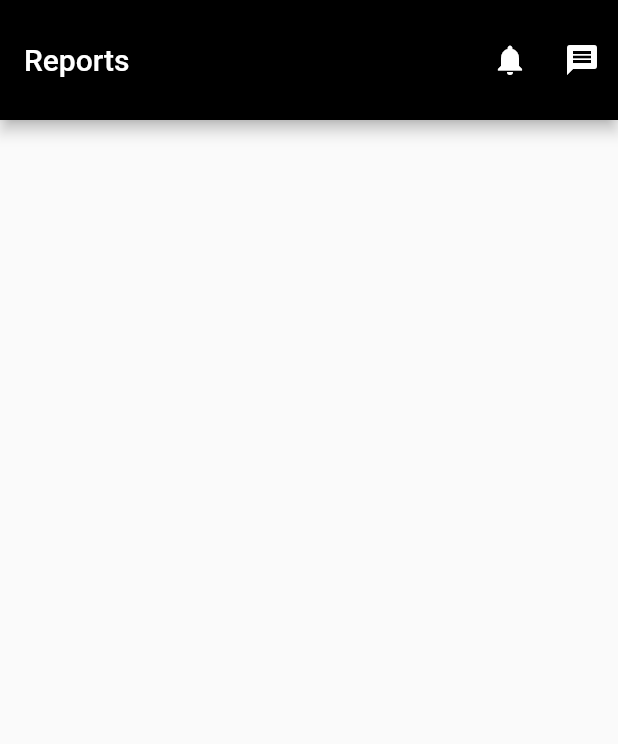
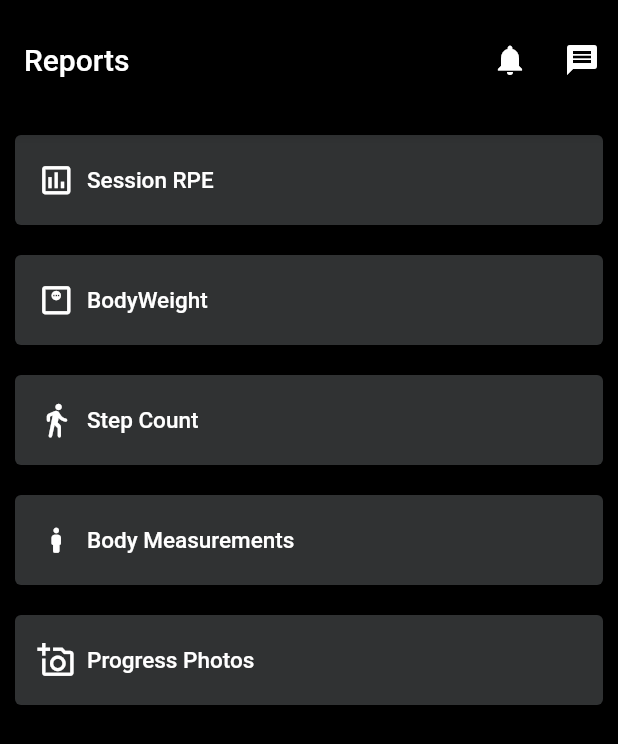
Before and after one commit to engyelgohary/Graduation_project, a Flutter app: the Reports screen opened directly, on a phone screen of 412 x 824 dp. Shown: the top 744 px of the screen. Run offline on Flutter 3.47's test engine with Material 2 defaults, Android fonts, the phone set to English and light mode, and no system bars.

Commit message:
reports page done

```diff
--- a/lib/pages/nav_pages/main_page.dart
+++ b/lib/pages/nav_pages/main_page.dart
@@ -27,7 +27,7 @@ class MainPageState extends State<MainPage> {
   @override
   Widget build(BuildContext context) {
     return Scaffold(
-      backgroundColor: Colors.black,
+      backgroundColor:Colors.black,
       body: pages[currentIndex],
       bottomNavigationBar: BottomNavigationBar(
         unselectedFontSize: 0,
--- a/lib/pages/nav_pages/reports_page.dart
+++ b/lib/pages/nav_pages/reports_page.dart
@@ -13,6 +13,7 @@ class _ReportsState extends State<Reports> {
   @override
   Widget build(BuildContext context) {
     return Scaffold(
+       backgroundColor:Colors.black,
           appBar: AppBar(
               toolbarHeight: 80,
                backgroundColor:Colors.black,
@@ -26,6 +27,84 @@ class _ReportsState extends State<Reports> {
               icon:Icon(Icons.message) )
             ],
         ),
+        body: SafeArea(
+
+          child: Column(
+            children: [
+             Container(
+              padding: EdgeInsets.all(10),
+              child: ElevatedButton.icon(
+                style: ElevatedButton.styleFrom(
+                  minimumSize: Size(425, 60),
+                  primary:Color.fromARGB(255, 48, 50, 51),
+                   padding: EdgeInsets.all(15),
+                   alignment: Alignment.centerLeft
+                ),
+                onPressed: (){},
+                 icon: Icon(Icons.insert_chart_outlined_outlined,color: Colors.white,size: 25,),
+                 label: Text('Session RPE' , style: TextStyle(fontSize: 15,),),
+                 ),
+             ),
+              Container(
+              padding: EdgeInsets.all(10),
+              child: ElevatedButton.icon(
+                style: ElevatedButton.styleFrom(
+                  minimumSize: Size(425, 60),
+                  primary:Color.fromARGB(255, 48, 50, 51),
+                   padding: EdgeInsets.all(15),
+                   alignment: Alignment.centerLeft
+                ),
+                onPressed: (){},
+                 icon: Icon(Icons.monitor_weight_outlined,color: Colors.white,size: 25,),
+                 label: Text('BodyWeight' , style: TextStyle(fontSize: 15,),),
+                 ),
+             ),
+              Container(
+              padding: EdgeInsets.all(10),
+              child: ElevatedButton.icon(
+                style: ElevatedButton.styleFrom(
+                  minimumSize: Size(425, 60),
+                  primary:Color.fromARGB(255, 48, 50, 51),
+                   padding: EdgeInsets.all(15),
+                   alignment: Alignment.centerLeft
+                ),
+                onPressed: (){},
+                 icon: Icon(Icons.directions_walk_rounded,color: Colors.white,size: 25,),
+                 label: Text('Step Count' , style: TextStyle(fontSize: 15,),),
+                 ),
+             ),
+              Container(
+              padding: EdgeInsets.all(10),
+              child: ElevatedButton.icon(
+                style: ElevatedButton.styleFrom(
+                  minimumSize: Size(425, 60),
+                  primary:Color.fromARGB(255, 48, 50, 51),
+                   padding: EdgeInsets.all(15),
+                   alignment: Alignment.centerLeft
+                ),
+                onPressed: (){},
+                 icon: Icon(Icons.boy_rounded,color: Colors.white,size: 25,),
+                 label: Text('Body Measurements' , style: TextStyle(fontSize: 15,),),
+                 ),
+             ),
+              Container(
+              padding: EdgeInsets.all(10),
+              child: ElevatedButton.icon(
+                style: ElevatedButton.styleFrom(
+                  minimumSize: Size(425, 60),
+                  primary:Color.fromARGB(255, 48, 50, 51),
+                   padding: EdgeInsets.all(15),
+                   alignment: Alignment.centerLeft
+                ),
+                onPressed: (){},
+                 icon: Icon(Icons.add_a_photo_outlined,color: Colors.white,size: 25,),
+                 label: Text('Progress Photos' , style: TextStyle(fontSize: 15,),),
+                 ),
+             ),
+
+            ],
+          ),
+        ),
 
     );
   }
```
